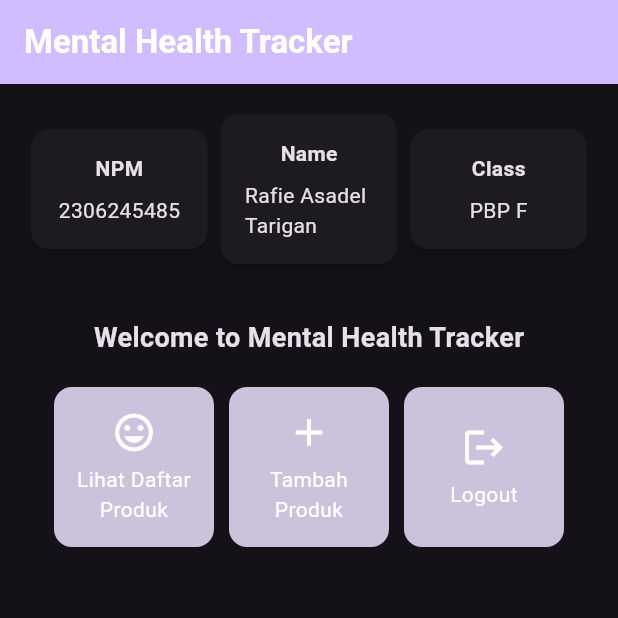
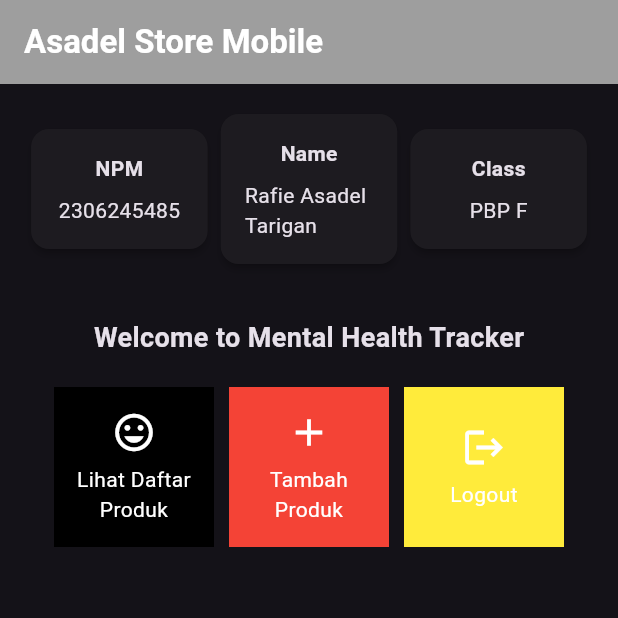
Before and after one commit to rafiedel/asadel-store-mobile, a Flutter app: the screen it shows after launch, on a phone screen of 412 x 824 dp, the top half of it. Run offline on Flutter 3.47's test engine with Material 3 defaults, Android fonts, the phone set to English and light mode, and no system bars.

Commit message:
style: Add Colors to button

```diff
--- a/lib/main.dart
+++ b/lib/main.dart
@@ -12,7 +12,7 @@ class MyApp extends StatelessWidget {
   @override
   Widget build(BuildContext context) {
     return MaterialApp(
-      title: 'Flutter Demo',
+      title: 'Asadel Store Mobile',
       theme: ThemeData.dark(),
       home: MyHomePage(),
     );
--- a/lib/menu.dart
+++ b/lib/menu.dart
@@ -3,8 +3,9 @@ import 'package:flutter/material.dart';
 class ItemHomepage {
   final String name;
   final IconData icon;
+  final Color color;
 
-  ItemHomepage(this.name, this.icon);
+  ItemHomepage(this.name, this.icon, this.color);
 }
 
 class ItemCard extends StatelessWidget {
@@ -27,6 +28,7 @@ class ItemCard extends StatelessWidget {
             );
         },
         child: Container(
+          color: item.color,
           padding: const EdgeInsets.all(8),
           child: Center(
             child: Column(
@@ -59,9 +61,9 @@ class MyHomePage extends StatelessWidget {
     final String className = 'PBP F';
 
     final List<ItemHomepage> items = [
-         ItemHomepage("Lihat Daftar Produk", Icons.mood),
-         ItemHomepage("Tambah Produk", Icons.add),
-         ItemHomepage("Logout", Icons.logout),
+         ItemHomepage("Lihat Daftar Produk", Icons.mood, Colors.black),
+         ItemHomepage("Tambah Produk", Icons.add, Colors.red),
+         ItemHomepage("Logout", Icons.logout, Colors.yellow),
      ];
 
     MyHomePage({super.key});
@@ -71,13 +73,13 @@ class MyHomePage extends StatelessWidget {
     return Scaffold(
       appBar: AppBar(
         title: const Text(
-          'Mental Health Tracker',
+          'Asadel Store Mobile',
           style: TextStyle(
             color: Colors.white,
             fontWeight: FontWeight.bold,
           ),
         ),
-        backgroundColor: Theme.of(context).colorScheme.primary,
+        backgroundColor: Colors.grey.shade500,
       ),
       body: Padding(
         padding: const EdgeInsets.all(16.0),
```
